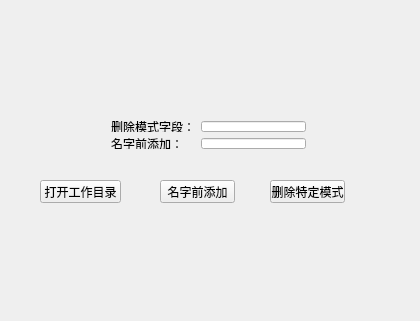
Qt form widget.ui (LucaLush/BatchChangeNameGui) before a commit.
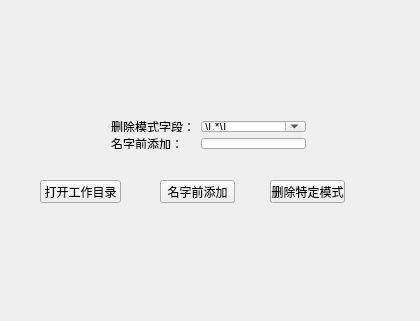
The same form after that commit.

```diff
--- a/widget.ui
+++ b/widget.ui
@@ -83,7 +83,21 @@
     <item>
      <layout class="QVBoxLayout" name="verticalLayout">
       <item>
-       <widget class="QLineEdit" name="regExLine"/>
+       <widget class="QComboBox" name="regExcomboBox">
+        <property name="editable">
+         <bool>true</bool>
+        </property>
+        <item>
+         <property name="text">
+          <string extracomment="example:[one]">\[.*\]</string>
+         </property>
+        </item>
+        <item>
+         <property name="text">
+          <string extracomment="example:012.jpg">(^0)(?=\d\d+)</string>
+         </property>
+        </item>
+       </widget>
       </item>
       <item>
        <widget class="QLineEdit" name="headAddLine"/>
```
